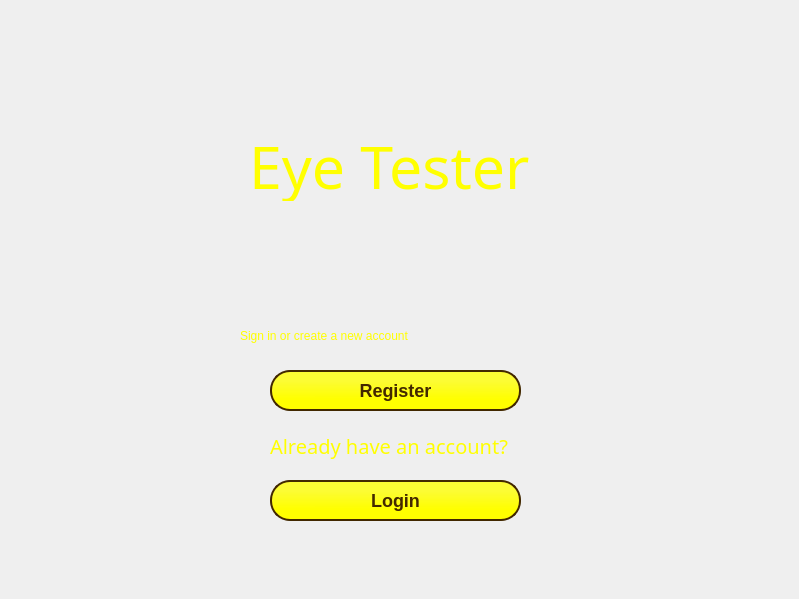
This is mainwindow.ui in PetreRaul/EyeTester as Qt 5 draws it before an edit. The edited form follows.
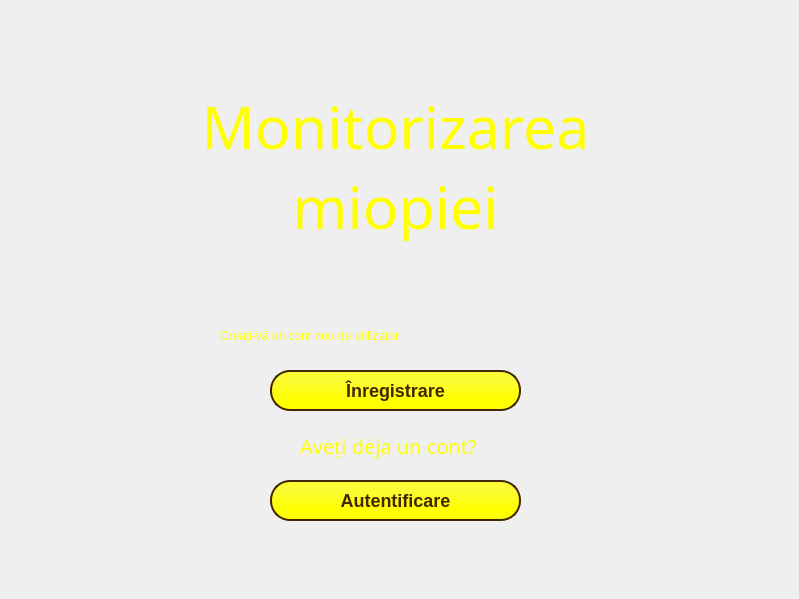
This is the edited form. Icons and pictures are not drawn.

Patch:
```diff
--- a/mainwindow.ui
+++ b/mainwindow.ui
@@ -30,10 +30,10 @@
    <widget class="QLabel" name="label">
     <property name="geometry">
      <rect>
-      <x>249</x>
-      <y>130</y>
-      <width>301</width>
-      <height>71</height>
+      <x>160</x>
+      <y>90</y>
+      <width>471</width>
+      <height>151</height>
      </rect>
     </property>
     <property name="font">
@@ -50,15 +50,21 @@
 font: 87 44pt &quot;Segoe UI Black&quot;;</string>
     </property>
     <property name="text">
-     <string>Eye Tester</string>
+     <string>Monitorizarea miopiei</string>
+    </property>
+    <property name="alignment">
+     <set>Qt::AlignCenter</set>
+    </property>
+    <property name="wordWrap">
+     <bool>true</bool>
     </property>
    </widget>
    <widget class="QLabel" name="label_2">
     <property name="geometry">
      <rect>
-      <x>240</x>
+      <x>220</x>
       <y>310</y>
-      <width>341</width>
+      <width>361</width>
       <height>51</height>
      </rect>
     </property>
@@ -68,7 +74,7 @@
 </string>
     </property>
     <property name="text">
-     <string>Sign in or create a new account</string>
+     <string>Creați-vă un cont nou de utilizator</string>
     </property>
    </widget>
    <widget class="QPushButton" name="loginButton">
@@ -111,7 +117,7 @@
 </string>
     </property>
     <property name="text">
-     <string>Login</string>
+     <string>Autentificare</string>
     </property>
    </widget>
    <widget class="QPushButton" name="registerButton">
@@ -154,15 +160,15 @@
 </string>
     </property>
     <property name="text">
-     <string>Register</string>
+     <string>Înregistrare</string>
     </property>
    </widget>
    <widget class="QLabel" name="label_3">
     <property name="geometry">
      <rect>
-      <x>270</x>
+      <x>300</x>
       <y>430</y>
-      <width>261</width>
+      <width>201</width>
       <height>31</height>
      </rect>
     </property>
@@ -180,7 +186,7 @@
  color:#FFFF00;</string>
     </property>
     <property name="text">
-     <string>Already have an account?</string>
+     <string>Aveți deja un cont?</string>
     </property>
    </widget>
   </widget>
```
